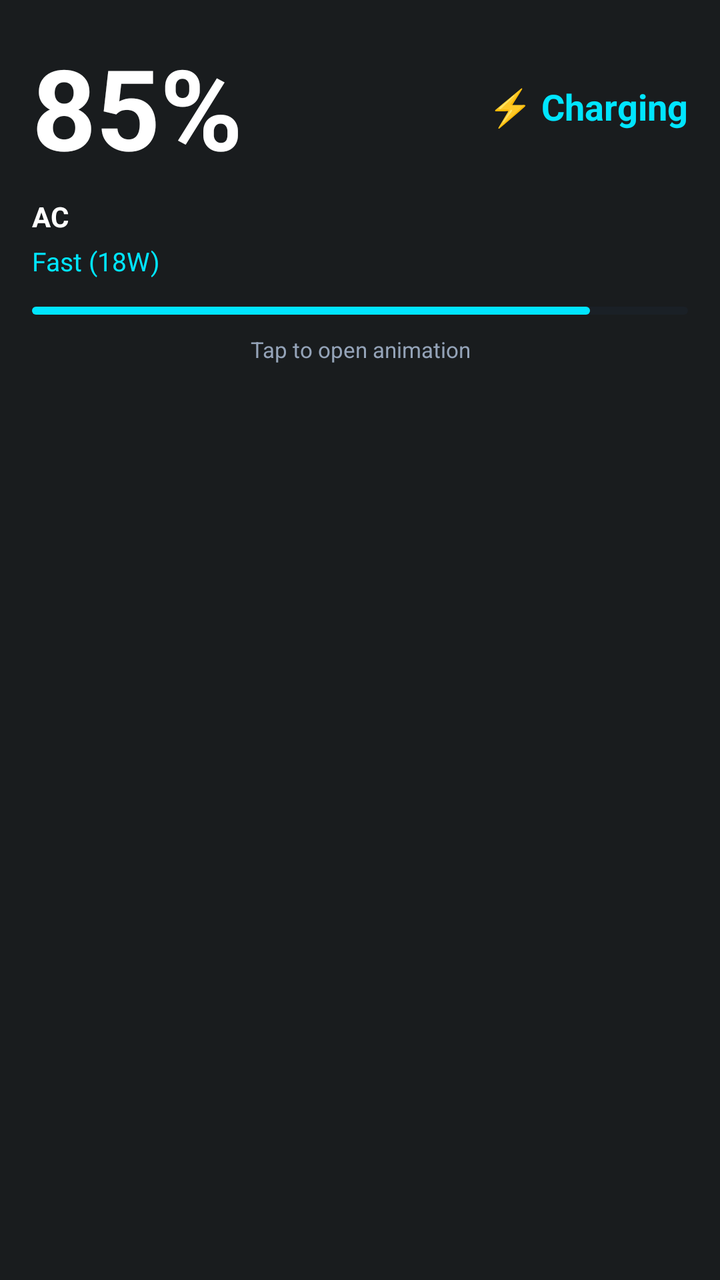
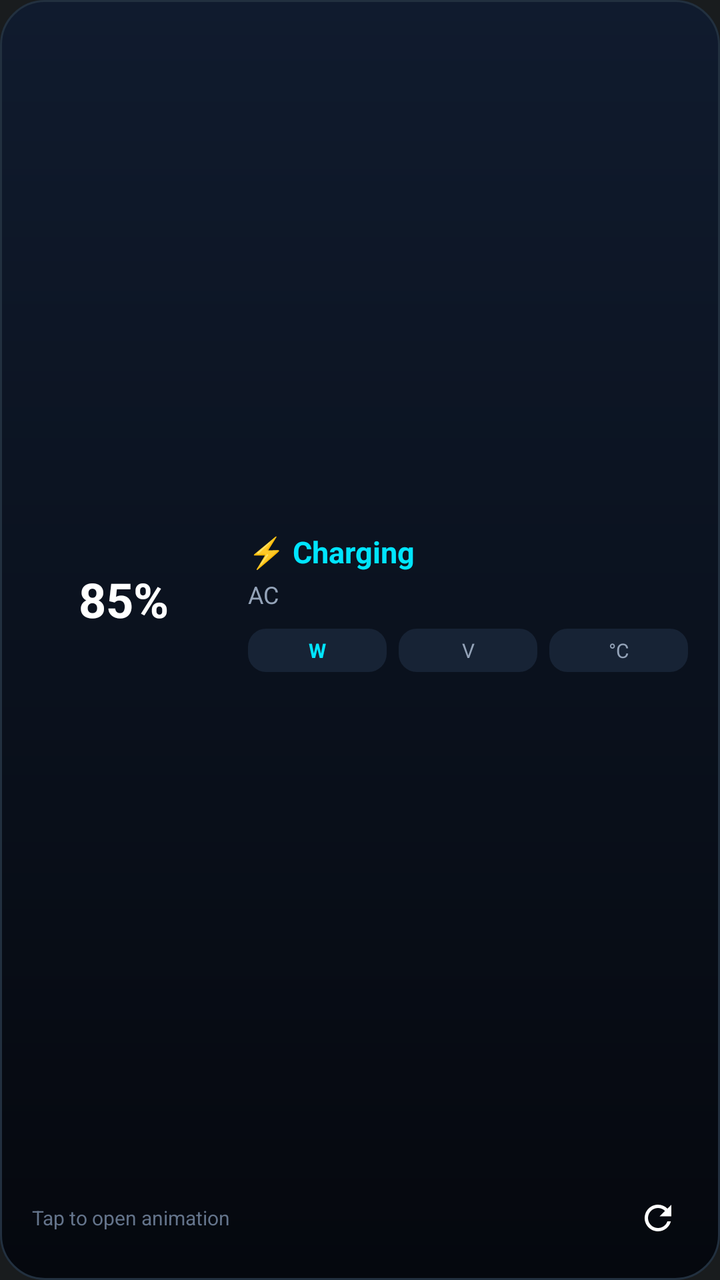

An Android layout rendered at two revisions. The XML below is the earlier revision; the diff shows what the commit changed to produce the second picture.
<!-- AndroidManifest.xml: application theme Theme.MyApplication -->
<!-- res/layout/widget_detailed.xml -->
<?xml version="1.0" encoding="utf-8"?>
<LinearLayout xmlns:android="http://schemas.android.com/apk/res/android"
    android:id="@+id/widget_root"
    android:layout_width="match_parent"
    android:layout_height="match_parent"
    android:orientation="vertical"
    android:padding="16dp">

    
    <LinearLayout
        android:layout_width="match_parent"
        android:layout_height="wrap_content"
        android:orientation="horizontal"
        android:gravity="center_vertical">

        <TextView
            android:id="@+id/widget_level"
            android:layout_width="0dp"
            android:layout_height="wrap_content"
            android:layout_weight="1"
            android:text="@string/widget_level_placeholder"
            android:textColor="#FFFFFF"
            android:textSize="56sp"
            android:textStyle="bold" />

        <TextView
            android:id="@+id/widget_status"
            android:layout_width="wrap_content"
            android:layout_height="wrap_content"
            android:text="@string/widget_status_charging_short"
            android:textColor="#00E5FF"
            android:textSize="18sp"
            android:textStyle="bold" />
    </LinearLayout>

    
    <LinearLayout
        android:layout_width="match_parent"
        android:layout_height="wrap_content"
        android:layout_marginTop="8dp"
        android:orientation="vertical">

    <TextView
        android:id="@+id/widget_plug"
        android:layout_width="match_parent"
        android:layout_height="wrap_content"
        android:text="@string/widget_plug_placeholder"
        android:textColor="#FFFFFF"
        android:textSize="14sp"
        android:textStyle="bold" />

    <TextView
        android:id="@+id/widget_speed"
        android:layout_width="match_parent"
        android:layout_height="wrap_content"
        android:layout_marginTop="4dp"
        android:text="@string/widget_speed_placeholder"
        android:textColor="#00E5FF"
        android:textSize="13sp" />
    </LinearLayout>

    
    <ProgressBar
        android:id="@+id/widget_progress"
        style="?android:attr/progressBarStyleHorizontal"
        android:layout_width="match_parent"
        android:layout_height="8dp"
        android:layout_marginTop="12dp"
        android:max="100"
        android:progress="85"
        android:progressTint="#00E5FF"
        android:progressBackgroundTint="#1E293B" />

    
    <TextView
        android:id="@+id/widget_hint"
        android:layout_width="match_parent"
        android:layout_height="wrap_content"
        android:layout_marginTop="8dp"
        android:gravity="center"
        android:text="@string/widget_hint"
        android:textColor="#94A3B8"
        android:textSize="11sp" />

</LinearLayout>
<!-- resources referenced by this layout -->
<resources>
  <string name="widget_hint">Tap to open animation</string>
  <string name="widget_level_placeholder">85%</string>
  <string name="widget_plug_placeholder">AC</string>
  <string name="widget_speed_placeholder">Fast (18W)</string>
  <string name="widget_status_charging_short">⚡ Charging</string>
  <style name="Theme.MyApplication" parent="android:Theme.DeviceDefault.NoActionBar" />
</resources>

<!-- the commit's change to res/layout/widget_detailed.xml (unified diff, before → after) -->
@@ -3,83 +3,168 @@
     android:id="@+id/widget_root"
     android:layout_width="match_parent"
     android:layout_height="match_parent"
+    android:background="@drawable/widget_bg_dark"
     android:orientation="vertical"
     android:padding="16dp">
 
-    
     <LinearLayout
         android:layout_width="match_parent"
-        android:layout_height="wrap_content"
-        android:orientation="horizontal"
-        android:gravity="center_vertical">
+        android:layout_height="0dp"
+        android:layout_weight="1"
+        android:gravity="center_vertical"
+        android:orientation="horizontal">
 
-        <TextView
-            android:id="@+id/widget_level"
+        <FrameLayout
+            android:layout_width="92dp"
+            android:layout_height="92dp">
+
+            <ImageView
+                android:id="@+id/widget_ring"
+                android:layout_width="match_parent"
+                android:layout_height="match_parent"
+                android:contentDescription="@null"
+                android:scaleType="fitXY" />
+
+            <TextView
+                android:id="@+id/widget_level"
+                android:layout_width="wrap_content"
+                android:layout_height="wrap_content"
+                android:layout_gravity="center"
+                android:includeFontPadding="false"
+                android:text="@string/widget_level_placeholder"
+                android:textColor="#FFFFFF"
+                android:textSize="24sp"
+                android:textStyle="bold" />
+        </FrameLayout>
+
+        <LinearLayout
             android:layout_width="0dp"
             android:layout_height="wrap_content"
+            android:layout_marginStart="16dp"
             android:layout_weight="1"
-            android:text="@string/widget_level_placeholder"
-            android:textColor="#FFFFFF"
-            android:textSize="56sp"
-            android:textStyle="bold" />
+            android:orientation="vertical">
 
-        <TextView
-            android:id="@+id/widget_status"
-            android:layout_width="wrap_content"
-            android:layout_height="wrap_content"
-            android:text="@string/widget_status_charging_short"
-            android:textColor="#00E5FF"
-            android:textSize="18sp"
-            android:textStyle="bold" />
+            <TextView
+                android:id="@+id/widget_status"
+                android:layout_width="match_parent"
+                android:layout_height="wrap_content"
+                android:ellipsize="end"
+                android:maxLines="1"
+                android:text="@string/widget_status_charging_short"
+                android:textColor="#00E5FF"
+                android:textSize="15sp"
+                android:textStyle="bold" />
+
+            <TextView
+                android:id="@+id/widget_plug"
+                android:layout_width="match_parent"
+                android:layout_height="wrap_content"
+                android:layout_marginTop="3dp"
+                android:ellipsize="end"
+                android:maxLines="1"
+                android:text="@string/widget_plug_placeholder"
+                android:textColor="#94A3B8"
+                android:textSize="12sp" />
+
+            <LinearLayout
+                android:layout_width="match_parent"
+                android:layout_height="wrap_content"
+                android:layout_marginTop="9dp"
+                android:orientation="horizontal">
+
+                <TextView
+                    android:id="@+id/widget_pill_watts"
+                    android:layout_width="0dp"
+                    android:layout_height="wrap_content"
+                    android:layout_weight="1"
+                    android:background="@drawable/widget_pill_dark"
+                    android:ellipsize="end"
+                    android:gravity="center"
+                    android:maxLines="1"
+                    android:paddingStart="6dp"
+                    android:paddingTop="4dp"
+                    android:paddingEnd="6dp"
+                    android:paddingBottom="4dp"
+                    android:text="@string/widget_watts_placeholder"
+                    android:textColor="#00E5FF"
+                    android:textSize="10sp"
+                    android:textStyle="bold" />
+
+                <TextView
+                    android:id="@+id/widget_pill_volt"
+                    android:layout_width="0dp"
+                    android:layout_height="wrap_content"
+                    android:layout_marginStart="6dp"
+                    android:layout_weight="1"
+                    android:background="@drawable/widget_pill_dark"
+                    android:ellipsize="end"
+                    android:gravity="center"
+                    android:maxLines="1"
+                    android:paddingStart="6dp"
+                    android:paddingTop="4dp"
+                    android:paddingEnd="6dp"
+                    android:paddingBottom="4dp"
+                    android:text="@string/widget_volt_placeholder"
+                    android:textColor="#94A3B8"
+                    android:textSize="10sp" />
+
+                <TextView
+                    android:id="@+id/widget_pill_temp"
+                    android:layout_width="0dp"
+                    android:layout_height="wrap_content"
+                    android:layout_marginStart="6dp"
+                    android:layout_weight="1"
+                    android:background="@drawable/widget_pill_dark"
+                    android:ellipsize="end"
+                    android:gravity="center"
+                    android:maxLines="1"
+                    android:paddingStart="6dp"
+                    android:paddingTop="4dp"
+                    android:paddingEnd="6dp"
+                    android:paddingBottom="4dp"
+                    android:text="@string/widget_temp_placeholder"
+                    android:textColor="#94A3B8"
+                    android:textSize="10sp" />
+            </LinearLayout>
+        </LinearLayout>
     </LinearLayout>
 
-    
     <LinearLayout
         android:layout_width="match_parent"
         android:layout_height="wrap_content"
         android:layout_marginTop="8dp"
-        android:orientation="vertical">
+        android:gravity="center_vertical"
+        android:orientation="horizontal">
 
-    <TextView
-        android:id="@+id/widget_plug"
-        android:layout_width="match_parent"
-        android:layout_height="wrap_content"
-        android:text="@string/widget_plug_placeholder"
-        android:textColor="#FFFFFF"
-        android:textSize="14sp"
-        android:textStyle="bold" />
+        <TextView
+            android:id="@+id/widget_hint"
+            android:layout_width="0dp"
+            android:layout_height="wrap_content"
+            android:layout_weight="1"
+            android:ellipsize="end"
+            android:maxLines="1"
+            android:text="@string/widget_hint"
+            android:textColor="#64748B"
+            android:textSize="10sp" />
 
-    <TextView
-        android:id="@+id/widget_speed"
-        android:layout_width="match_parent"
-        android:layout_height="wrap_content"
-        android:layout_marginTop="4dp"
-        android:text="@string/widget_speed_placeholder"
-        android:textColor="#00E5FF"
-        android:textSize="13sp" />
+        <TextView
+            android:id="@+id/widget_updated"
+            android:layout_width="wrap_content"
+            android:layout_height="wrap_content"
+            android:layout_marginEnd="4dp"
+            android:maxLines="1"
+            android:textColor="#64748B"
+            android:textSize="10sp" />
+
+        <ImageButton
+            android:id="@+id/widget_refresh"
+            android:layout_width="30dp"
+            android:layout_height="30dp"
+            android:background="@null"
+            android:contentDescription="@string/widget_refresh_cd"
+            android:padding="5dp"
+            android:scaleType="fitCenter"
+            android:src="@drawable/ic_widget_refresh" />
     </LinearLayout>
 
-    
-    <ProgressBar
-        android:id="@+id/widget_progress"
-        style="?android:attr/progressBarStyleHorizontal"
-        android:layout_width="match_parent"
-        android:layout_height="8dp"
-        android:layout_marginTop="12dp"
-        android:max="100"
-        android:progress="85"
-        android:progressTint="#00E5FF"
-        android:progressBackgroundTint="#1E293B" />
-
-    
-    <TextView
-        android:id="@+id/widget_hint"
-        android:layout_width="match_parent"
-        android:layout_height="wrap_content"
-        android:layout_marginTop="8dp"
-        android:gravity="center"
-        android:text="@string/widget_hint"
-        android:textColor="#94A3B8"
-        android:textSize="11sp" />
-
 </LinearLayout>
<!-- resource entries referenced after the edit -->
@@ -1,10 +1,44 @@
 <!-- resources referenced by this layout -->
 <resources>
+  <!-- drawable ic_widget_refresh (drawable) -->
+  <?xml version="1.0" encoding="utf-8"?>
+  <vector xmlns:android="http://schemas.android.com/apk/res/android"
+      android:width="24dp"
+      android:height="24dp"
+      android:viewportWidth="24"
+      android:viewportHeight="24">
+      <path
+          android:fillColor="#FFFFFFFF"
+          android:pathData="M17.65,6.35C16.2,4.9 14.21,4 12,4c-4.42,0 -7.99,3.58 -8,8s3.58,8 8,8c3.73,0 6.84,-2.55 7.73,-6h-2.08c-0.82,2.33 -3.04,4 -5.65,4 -3.31,0 -6,-2.69 -6,-6s2.69,-6 6,-6c1.66,0 3.14,0.69 4.22,1.78L13,11h7V4l-2.35,2.35z" />
+  </vector>
+  <!-- drawable widget_bg_dark (drawable) -->
+  <?xml version="1.0" encoding="utf-8"?>
+  <shape xmlns:android="http://schemas.android.com/apk/res/android"
+      android:shape="rectangle">
+      <gradient
+          android:angle="270"
+          android:endColor="#05080E"
+          android:startColor="#101B2E" />
+      <corners android:radius="22dp" />
+      <stroke
+          android:width="1dp"
+          android:color="#22303F" />
+  </shape>
+  <!-- drawable widget_pill_dark (drawable) -->
+  <?xml version="1.0" encoding="utf-8"?>
+  <shape xmlns:android="http://schemas.android.com/apk/res/android"
+      android:shape="rectangle">
+      <solid android:color="#172335" />
+      <corners android:radius="9dp" />
+  </shape>
   <string name="widget_hint">Tap to open animation</string>
   <string name="widget_level_placeholder">85%</string>
   <string name="widget_plug_placeholder">AC</string>
-  <string name="widget_speed_placeholder">Fast (18W)</string>
+  <string name="widget_refresh_cd">Refresh</string>
   <string name="widget_status_charging_short">⚡ Charging</string>
+  <string name="widget_temp_placeholder">°C</string>
+  <string name="widget_volt_placeholder">V</string>
+  <string name="widget_watts_placeholder">W</string>
   <style name="Theme.MyApplication" parent="android:Theme.DeviceDefault.NoActionBar" />
 </resources>
 
